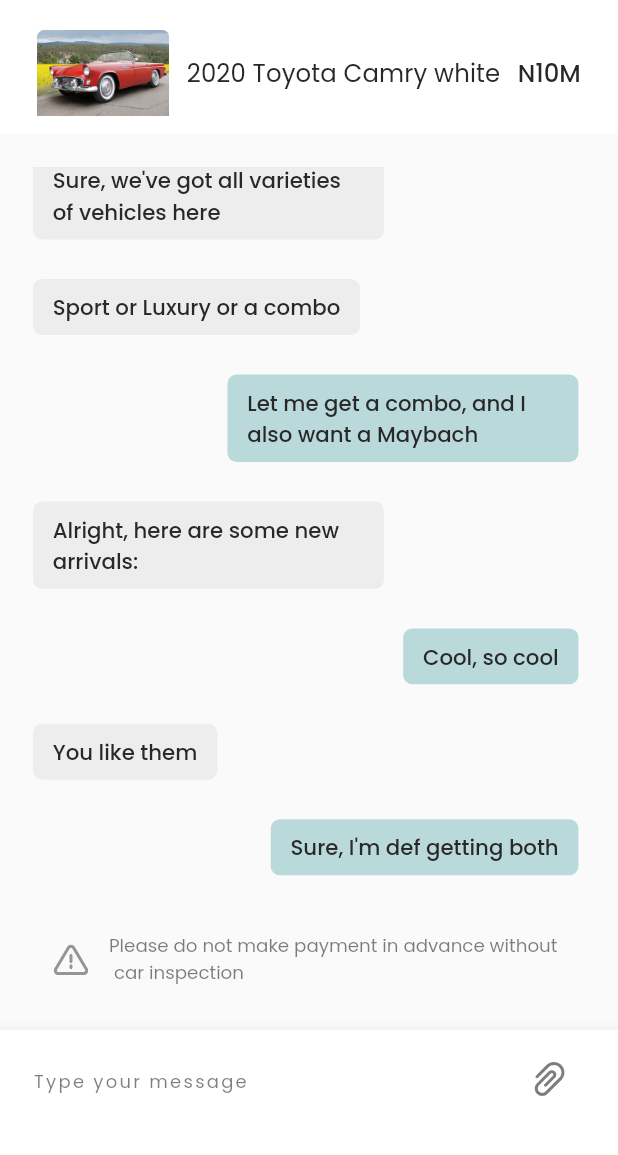
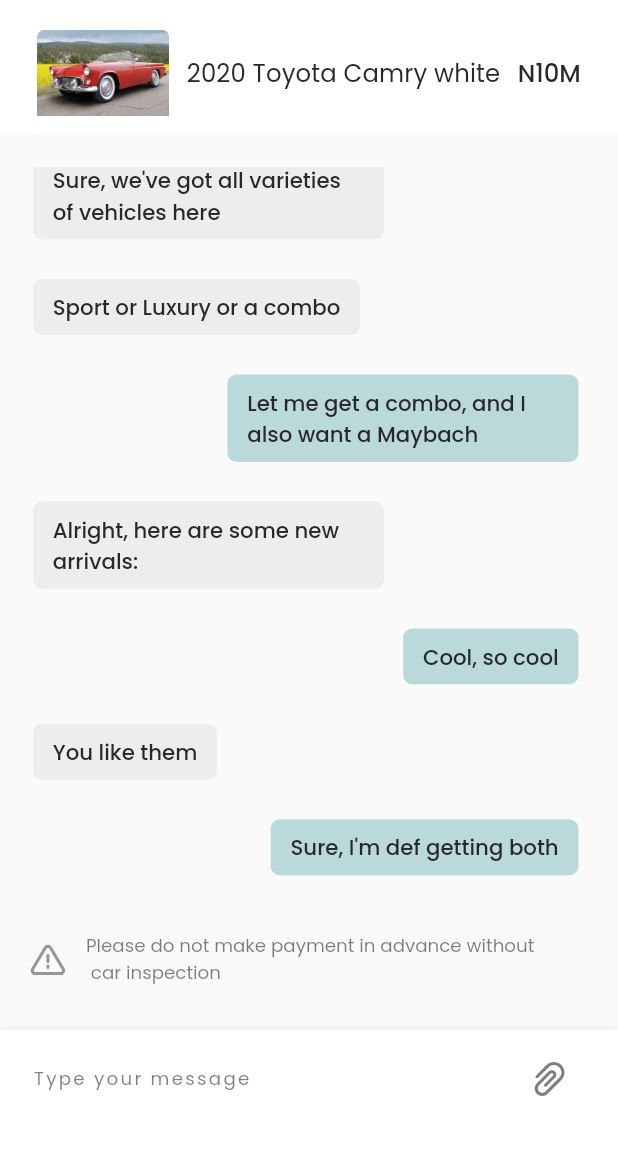
Before and after one commit to OjoMutiu/oloworay_autos, a Flutter app: the ChatRoom screen opened by its route, on a phone screen of 412 x 824 dp, the part 72-1227 px from its top. Run offline on Flutter 3.47's test engine with Material 2 defaults, Android fonts, the phone set to English and light mode, and no system bars; our stand-ins replace flutter_svg, get; missing offline and left inert: fl_country_code_picker.

Commit message:
Message UI update

```diff
--- a/lib/constants/app_strings.dart
+++ b/lib/constants/app_strings.dart
@@ -25,7 +25,7 @@ String signUpLastName = 'Amunega';
 String signUpEmail = 'example@gmail.com';
 String signUpPassword = 'Create password';
 String signUpCPassword = 'Confirm password';
-String termsAndService = 'I agree to the Oloworay autos ';
+String termsAndService = 'I agree to Oloworay autos ';
 String termsAndServiceBtn = 'Terms of Service';
 String tGoogleLogin = 'Login with Google';
 String bRegister = 'Register';
--- a/lib/main.dart
+++ b/lib/main.dart
@@ -1,7 +1,5 @@
 import 'package:flutter/material.dart';
 import 'package:get/get.dart';
-import 'package:oloworay_autos/pages/app_home/home.dart';
-import 'package:oloworay_autos/pages/message/message.dart';
 
 import 'constants/app_routes.dart';
 import 'constants/theme/theme.dart';
--- a/lib/pages/app_home/home_page/main_page.dart
+++ b/lib/pages/app_home/home_page/main_page.dart
@@ -139,11 +139,12 @@ class _HomePageBodyState extends State<HomePageBody> {
                   physics: const NeverScrollableScrollPhysics(),
                   gridDelegate: SliverGridDelegateWithFixedCrossAxisCount(
                     crossAxisCount: 2,
-                    childAspectRatio: 0.72,
+                    childAspectRatio: 0.65 * 812/AppDimension.screenHeight,
                     mainAxisSpacing: AppDimension.height10
                   ),
                   itemCount: demoExploreCars.length,
                   itemBuilder: (context, index) {
+                    print('screen Height is ${AppDimension.screenHeight}');
                     return CarCad(
                       //wrapHeight: 74,
                       width: 157,
--- a/lib/pages/authentication/sign_up/sign_up_body.dart
+++ b/lib/pages/authentication/sign_up/sign_up_body.dart
@@ -25,6 +25,7 @@ class _SignUpBodyState extends State<SignUpBody> {
     //_controller.countries = CountryCode.getAllCountries();
     return SingleChildScrollView(
       child: Column(
+        crossAxisAlignment: CrossAxisAlignment.start,
         children: [
           Padding(
             padding: EdgeInsets.symmetric(
@@ -44,6 +45,7 @@ class _SignUpBodyState extends State<SignUpBody> {
           //Todo: render flow error
           Row(
             children: [
+              Spacer(),
               Obx(() {
                 return Checkbox(
                   shape: RoundedRectangleBorder(
@@ -80,6 +82,7 @@ class _SignUpBodyState extends State<SignUpBody> {
                       color: AppColors.primary500),
                 ),
               ),
+              Spacer(flex: 2),
             ],
           ),
           Padding(
--- a/lib/pages/message/chat_room.dart
+++ b/lib/pages/message/chat_room.dart
@@ -136,8 +136,8 @@ class ChatRoom extends StatelessWidget {
                 )),
             Padding(
               padding: EdgeInsets.only(
-                  left: AppDimension.width20,
-                  right: AppDimension.width24,
+                  left: AppDimension.width6,
+                  //right: AppDimension.width10,
                   top: AppDimension.height10,
                   bottom: AppDimension.height16),
               child: Container(
@@ -193,12 +193,17 @@ class ChatRoom extends StatelessWidget {
                     children: [
                       Expanded(
                         child: TextField(
+                          style: Theme.of(context).textTheme.labelSmall?.copyWith(
+                            fontSize: AppDimension.font12,
+                            color: AppColors.black60,
+                          ),
                           controller: messageController.textEditingController,
                           focusNode: controller.focusNode,
                           decoration: InputDecoration(
                               hintText: 'Type your message',
                               hintStyle:
                               Theme.of(context).textTheme.labelSmall?.copyWith(
+                                fontSize: AppDimension.font12,
                                 color: AppColors.black60,
                               ),
                               enabledBorder: InputBorder.none,
```
Also changed, not shown: lib/pages/message/available_users.dart (+5 -7 lines).
